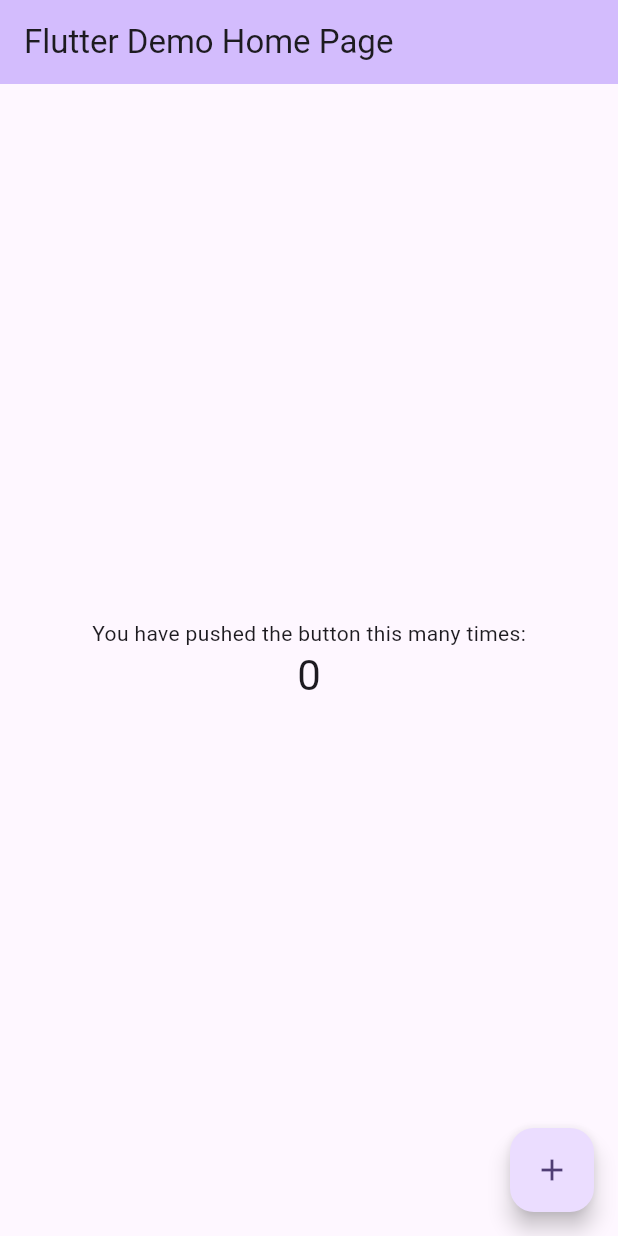
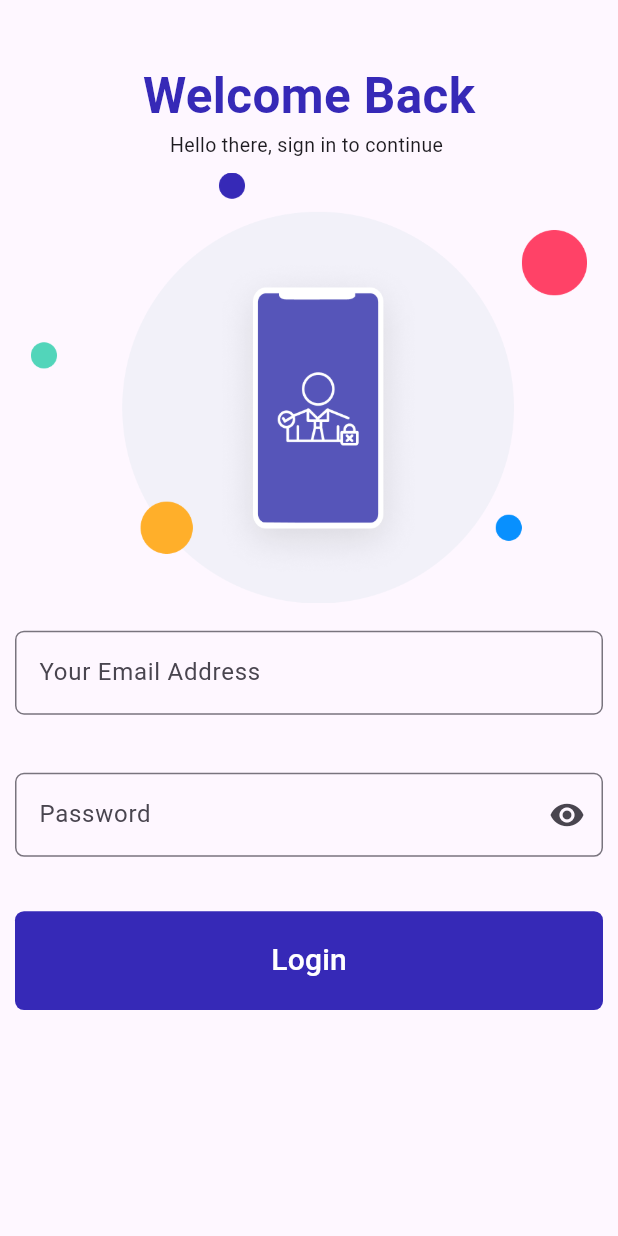
Before and after one commit to ShubhamAher-Leometric/guard_property_management, a Flutter app: the screen it shows after launch, on a phone screen of 412 x 824 dp. Run offline on Flutter 3.47's test engine with Material 3 defaults, Android fonts, the phone set to English and light mode, and no system bars; our stand-ins replace bloc, connectivity_plus, dio, equatable, flutter_bloc, get and 1 more.

Commit message:
login page done

```diff
--- /dev/null
+++ b/lib/api_bloc/login_bloc/login_apiblock_bloc.dart
@@ -0,0 +1,31 @@
+import 'dart:async';
+
+import 'package:bloc/bloc.dart';
+import 'package:equatable/equatable.dart';
+
+import '../../model/LoginModel.dart';
+import '../repository/LoginRepository.dart';
+
+
+
+part 'login_apiblock_event.dart';
+part 'login_apiblock_state.dart';
+
+class LoginApiblockBloc extends Bloc<LoginApiblockEvent, LoginApiblockState> {
+  LoginApiblockBloc() : super(LoginApiblockInitial()) {
+    final LoginApiRepository _apiRepository = LoginApiRepository();
+    on<LoginApiData>((event, emit) async {
+      try {
+        emit(LoginApiblockLoading());
+        final userData = await _apiRepository.sendLoginOtp(event.LoginData);
+        emit(LoginApiblockLoaded(userData));
+        if (userData.error != null) {
+          print(userData.error);
+          emit(LoginApiblockError(userData.error));
+        }
+      } on NetworkError {
+        emit(LoginApiblockError("Failed to fetch data. is your device online?"));
+      }
+    });
+  }
+}
--- /dev/null
+++ b/lib/api_bloc/login_bloc/login_apiblock_event.dart
@@ -0,0 +1,12 @@
+part of 'login_apiblock_bloc.dart';
+
+abstract class LoginApiblockEvent extends Equatable {
+  const LoginApiblockEvent();
+  @override
+  List<Object> get props => [];
+}
+
+class LoginApiData extends LoginApiblockEvent {
+  final String LoginData;
+  LoginApiData(this.LoginData);
+}
--- /dev/null
+++ b/lib/api_bloc/login_bloc/login_apiblock_state.dart
@@ -0,0 +1,31 @@
+part of 'login_apiblock_bloc.dart';
+
+abstract class LoginApiblockState extends Equatable {
+  const LoginApiblockState();
+}
+
+class LoginApiblockInitial extends LoginApiblockState {
+  @override
+  List<Object> get props => [];
+}
+
+class LoginApiblockLoading extends LoginApiblockState {
+  @override
+  List<Object> get props => [];
+}
+
+class LoginApiblockError extends LoginApiblockState {
+  late final String? message;
+  LoginApiblockError(this.message);
+
+  @override
+  List<Object> get props => [];
+}
+
+class LoginApiblockLoaded extends LoginApiblockState {
+  @override
+  List<Object> get props => [];
+
+  final LoginModel loginModel;
+  const LoginApiblockLoaded(this.loginModel);
+}
--- /dev/null
+++ b/lib/api_bloc/repository/LoginRepository.dart
@@ -0,0 +1,12 @@
+import '../../model/LoginModel.dart';
+import '../provider/LoginApiProvider.dart';
+
+class LoginApiRepository {
+  final _provider = LoginApiProvider();
+
+  Future<LoginModel> sendLoginOtp(String sendLoginOtpData) {
+    return _provider.LoginData(sendLoginOtpData);
+  }
+}
+
+class NetworkError extends Error {}
--- /dev/null
+++ b/lib/auth/login_screen.dart
@@ -0,0 +1,260 @@
+import 'dart:convert';
+import 'package:flutter/material.dart';
+import 'package:flutter_bloc/flutter_bloc.dart';
+import 'package:guard_property_management/screens/home_screen.dart';
+import 'package:shared_preferences/shared_preferences.dart';
+
+import '../api_bloc/login_bloc/login_apiblock_bloc.dart';
+
+class login_page extends StatefulWidget {
+  const login_page({Key? key});
+
+  @override
+  State<login_page> createState() => _login_pageState();
+}
+
+class _login_pageState extends State<login_page> {
+  TextEditingController emailController = TextEditingController();
+  TextEditingController passwordController = TextEditingController();
+  final LoginApiblockBloc _loginApiBloc = LoginApiblockBloc();
+  final Future<SharedPreferences> _prefs = SharedPreferences.getInstance();
+
+  bool _isPasswordHidden = true;
+
+  @override
+  Widget build(BuildContext context) {
+    Size screenSize = MediaQuery.of(context).size;
+    double screenWidth = screenSize.width;
+    double screenHeight = screenSize.height;
+    double titleFontSize = screenWidth * 0.08;
+    double buttonWidth = screenWidth * 0.8;
+
+    return Scaffold(
+      body: SingleChildScrollView(
+        child: Center(
+          child: Padding(
+            padding: const EdgeInsets.symmetric(horizontal: 10, vertical: 40),
+            child: Column(
+              mainAxisAlignment: MainAxisAlignment.center,
+              children: [
+                Text(
+                  'Welcome Back',
+                  style: TextStyle(
+                    fontSize: titleFontSize,
+                    fontWeight: FontWeight.bold,
+                    color: Color(0xFF3629B7),
+                  ),
+                ),
+                const Text(
+                  'Hello there, sign in to continue ',
+                  style: TextStyle(fontSize: 13),
+                ),
+                SizedBox(height: screenHeight * 0.011),
+                SizedBox(
+                  width: screenWidth * 0.9,
+                  child: Image.asset(
+                    'assets/login.png',
+                    fit: BoxFit.contain,
+                  ),
+                ),
+                SizedBox(height: screenHeight * 0.022),
+                Container(
+                  height: screenHeight * 0.1,
+                  child: TextField(
+                    controller: emailController,
+                    decoration: InputDecoration(
+                      hintText: 'Your Email Address',
+                      border: OutlineInputBorder(
+                        borderRadius: BorderRadius.circular(6.0),
+                      ),
+                    ),
+                  ),
+                ),
+                SizedBox(height: screenHeight * 0.015),
+                Container(
+                  height: screenHeight * 0.1,
+                  child: TextField(
+                    controller: passwordController,
+                    obscureText: _isPasswordHidden,
+                    decoration: InputDecoration(
+                      hintText: 'Password',
+                      border: OutlineInputBorder(
+                        borderRadius: BorderRadius.circular(6.0),
+                      ),
+                      suffixIcon: IconButton(
+                        icon: Icon(_isPasswordHidden
+                            ? Icons.visibility
+                            : Icons.visibility_off),
+                        onPressed: () {
+                          setState(() {
+                            _isPasswordHidden = !_isPasswordHidden;
+                          });
+                        },
+                      ),
+                    ),
+                  ),
+                ),
+                SizedBox(height: screenHeight * 0.012),
+                // Row(
+                //   mainAxisAlignment: MainAxisAlignment.end,
+                //   children: [
+                //     Padding(
+                //       padding: const EdgeInsets.only(right: 3),
+                //       child: TextButton(
+                //         onPressed: () {
+                //           Navigator.push(
+                //             context,
+                //             MaterialPageRoute(
+                //               builder: (context) => ResetPassword(),
+                //             ),
+                //           );
+                //         },
+                //         child: const Text(
+                //           'Forgot Password?',
+                //           style: TextStyle(fontSize: 16, color: Colors.grey),
+                //         ),
+                //       ),
+                //     ),
+                //   ],
+                // ),
+                BlocProvider(
+                  create: (context) => _loginApiBloc,
+                  child: BlocListener<LoginApiblockBloc, LoginApiblockState>(
+                    listener: (context, state) {
+                      if (state is LoginApiblockLoaded) {
+                        if (state.loginModel.data != null) {
+                          SetLogin(state.loginModel.apiAccessToken!);
+                          SetUserId(state.loginModel.data!.id.toString());
+                          SetUserOwner(state.loginModel.data!.inRelation.toString());
+                          Navigator.pushAndRemoveUntil(
+                            context,
+                            MaterialPageRoute(
+                              builder: (context) => HomeScreen(),
+                            ),
+                                (Route<dynamic> route) => false,
+                          );
+                          ScaffoldMessenger.of(context).showSnackBar(
+                            SnackBar(
+                              content: Text(state.loginModel.message!),
+                              backgroundColor: Colors.green,
+                            ),
+                          );
+                        }
+                      } else if (state is LoginApiblockError) {
+                        ScaffoldMessenger.of(context).showSnackBar(
+                          SnackBar(
+                            content: Text(state.message!),
+                            backgroundColor: Colors.red,
+                          ),
+                        );
+                      }
+                    },
+                    child: BlocBuilder<LoginApiblockBloc, LoginApiblockState>(
+                      builder: (context, state) {
+                        if (state is LoginApiblockLoading) {
+                          return ElevatedButton(
+                            onPressed: () {},
+                            style: ButtonStyle(
+                              backgroundColor:
+                              MaterialStateProperty.all(Color(0xFF3629B7)),
+                              elevation: MaterialStateProperty.all(0),
+                              shape: MaterialStateProperty.all(
+                                RoundedRectangleBorder(
+                                  borderRadius: BorderRadius.circular(6),
+                                ),
+                              ),
+                              minimumSize: MaterialStateProperty.all(
+                                  Size(buttonWidth * 2.3, screenHeight * 0.08)),
+                              foregroundColor:
+                              MaterialStateProperty.all(Colors.white),
+                            ),
+                            child: CircularProgressIndicator(
+                              valueColor:
+                              AlwaysStoppedAnimation<Color>(Colors.white),
+                            ),
+                          );
+                        } else {
+                          return ElevatedButton(
+                            onPressed: () {
+                              var sendLoginData = {
+                                "email": emailController.text,
+                                "password": passwordController.text
+                              };
+                              var loginData = jsonEncode(sendLoginData);
+                              _loginApiBloc.add(LoginApiData(loginData));
+                            },
+                            style: ButtonStyle(
+                              backgroundColor:
+                              MaterialStateProperty.all(Color(0xFF3629B7)),
+                              elevation: MaterialStateProperty.all(0),
+                              shape: MaterialStateProperty.all(
+                                RoundedRectangleBorder(
+                                  borderRadius: BorderRadius.circular(6),
+                                ),
+                              ),
+                              minimumSize: MaterialStateProperty.all(
+                                  Size(buttonWidth * 2.3, screenHeight * 0.08)),
+                              foregroundColor:
+                              MaterialStateProperty.all(Colors.white),
+                            ),
+                            child: Text(
+                              'Login',
+                              style: TextStyle(fontSize: 20),
+                            ),
+                          );
+                        }
+                      },
+                    ),
+                  ),
+                ),
+                SizedBox(height: screenHeight * 0.015),
+                // Row(
+                //   mainAxisAlignment: MainAxisAlignment.center,
+                //   children: [
+                //     Text("Not an account yet?"),
+                //     TextButton(
+                //       onPressed: () {
+                //         Navigator.push(
+                //           context,
+                //           MaterialPageRoute(
+                //             builder: (context) => registration_page(),
+                //           ),
+                //         );                      },
+                //       child: Text(
+                //         'Register now',
+                //         style: TextStyle(color: Color(0xFF3629B7)),
+                //       ),
+                //     ),
+                //   ],
+                // ),
+              ],
+            ),
+          ),
+        ),
+      ),
+    );
+  }
+
+  Future<void> SetLogin(String token) async {
+    final SharedPreferences prefs = await _prefs;
+    setState(() {
+      prefs.setBool("IS_LOGIN", true);
+      prefs.setString('TOKEN', token);
+      print('User Auth Token :' + token);
+    });
+  }
+  Future<void> SetUserId(String user_id) async {
+    final SharedPreferences prefs = await _prefs;
+    setState(() {
+      prefs.setString('Login_user_id', user_id);
+      print('Login_user_id :' + user_id);
+    });
+  }
+  Future<void> SetUserOwner(String user) async {
+    final SharedPreferences prefs = await _prefs;
+    setState(() {
+      prefs.setString('Login_User/Owner', user);
+      print('Login_User/Owner :' + user);
+    });
+  }
+}
--- a/lib/main.dart
+++ b/lib/main.dart
@@ -1,125 +1,21 @@
+
 import 'package:flutter/material.dart';
+import 'package:get/get.dart';
+import 'package:guard_property_management/splash_screen.dart';
 
 void main() {
-  runApp(const MyApp());
+  runApp(MyApp());
 }
-
 class MyApp extends StatelessWidget {
-  const MyApp({super.key});
-
-  // This widget is the root of your application.
   @override
   Widget build(BuildContext context) {
-    return MaterialApp(
-      title: 'Flutter Demo',
+    return GetMaterialApp(
+      title: 'Your App Title',
+      debugShowCheckedModeBanner: false,
       theme: ThemeData(
-        // This is the theme of your application.
-        //
-        // TRY THIS: Try running your application with "flutter run". You'll see
-        // the application has a purple toolbar. Then, without quitting the app,
-        // try changing the seedColor in the colorScheme below to Colors.green
-        // and then invoke "hot reload" (save your changes or press the "hot
-        // reload" button in a Flutter-supported IDE, or press "r" if you used
-        // the command line to start the app).
-        //
-        // Notice that the counter didn't reset back to zero; the application
-        // state is not lost during the reload. To reset the state, use hot
-        // restart instead.
-        //
-        // This works for code too, not just values: Most code changes can be
-        // tested with just a hot reload.
-        colorScheme: ColorScheme.fromSeed(seedColor: Colors.deepPurple),
-        useMaterial3: true,
+        primarySwatch: Colors.blue,
       ),
-      home: const MyHomePage(title: 'Flutter Demo Home Page'),
+      home: SplashScreen(),
     );
   }
 }
-
-class MyHomePage extends StatefulWidget {
-  const MyHomePage({super.key, required this.title});
-
-  // This widget is the home page of your application. It is stateful, meaning
-  // that it has a State object (defined below) that contains fields that affect
-  // how it looks.
-
-  // This class is the configuration for the state. It holds the values (in this
-  // case the title) provided by the parent (in this case the App widget) and
-  // used by the build method of the State. Fields in a Widget subclass are
-  // always marked "final".
-
-  final String title;
-
-  @override
-  State<MyHomePage> createState() => _MyHomePageState();
-}
-
-class _MyHomePageState extends State<MyHomePage> {
-  int _counter = 0;
-
-  void _incrementCounter() {
-    setState(() {
-      // This call to setState tells the Flutter framework that something has
-      // changed in this State, which causes it to rerun the build method below
-      // so that the display can reflect the updated values. If we changed
-      // _counter without calling setState(), then the build method would not be
-      // called again, and so nothing would appear to happen.
-      _counter++;
-    });
-  }
-
-  @override
-  Widget build(BuildContext context) {
-    // This method is rerun every time setState is called, for instance as done
-    // by the _incrementCounter method above.
-    //
-    // The Flutter framework has been optimized to make rerunning build methods
-    // fast, so that you can just rebuild anything that needs updating rather
-    // than having to individually change instances of widgets.
-    return Scaffold(
-      appBar: AppBar(
-        // TRY THIS: Try changing the color here to a specific color (to
-        // Colors.amber, perhaps?) and trigger a hot reload to see the AppBar
-        // change color while the other colors stay the same.
-        backgroundColor: Theme.of(context).colorScheme.inversePrimary,
-        // Here we take the value from the MyHomePage object that was created by
-        // the App.build method, and use it to set our appbar title.
-        title: Text(widget.title),
-      ),
-      body: Center(
-        // Center is a layout widget. It takes a single child and positions it
-        // in the middle of the parent.
-        child: Column(
-          // Column is also a layout widget. It takes a list of children and
-          // arranges them vertically. By default, it sizes itself to fit its
-          // children horizontally, and tries to be as tall as its parent.
-          //
-          // Column has various properties to control how it sizes itself and
-          // how it positions its children. Here we use mainAxisAlignment to
-          // center the children vertically; the main axis here is the vertical
-          // axis because Columns are vertical (the cross axis would be
-          // horizontal).
-          //
-          // TRY THIS: Invoke "debug painting" (choose the "Toggle Debug Paint"
-          // action in the IDE, or press "p" in the console), to see the
-          // wireframe for each widget.
-          mainAxisAlignment: MainAxisAlignment.center,
-          children: <Widget>[
-            const Text(
-              'You have pushed the button this many times:',
-            ),
-            Text(
-              '$_counter',
-              style: Theme.of(context).textTheme.headlineMedium,
-            ),
-          ],
-        ),
-      ),
-      floatingActionButton: FloatingActionButton(
-        onPressed: _incrementCounter,
-        tooltip: 'Increment',
-        child: const Icon(Icons.add),
-      ), // This trailing comma makes auto-formatting nicer for build methods.
-    );
-  }
-}
--- /dev/null
+++ b/lib/model/LoginModel.dart
@@ -0,0 +1,67 @@
+class LoginModel {
+  String? status;
+  Data? data;
+  String? message;
+  String? tokenType;
+  String? apiAccessToken;
+  String? error;
+
+  LoginModel.withError(String errorMessage) {
+    error = errorMessage;
+  }
+
+  LoginModel(
+      {this.status,
+        this.data,
+        this.message,
+        this.tokenType,
+        this.apiAccessToken});
+
+  LoginModel.fromJson(Map<String, dynamic> json) {
+    status = json['status'];
+    data = json['data'] != null ? new Data.fromJson(json['data']) : null;
+    message = json['message'];
+    tokenType = json['token_type'];
+    apiAccessToken = json['api_access_token'];
+  }
+
+  Map<String, dynamic> toJson() {
+    final Map<String, dynamic> data = new Map<String, dynamic>();
+    data['status'] = this.status;
+    if (this.data != null) {
+      data['data'] = this.data!.toJson();
+    }
+    data['message'] = this.message;
+    data['token_type'] = this.tokenType;
+    data['api_access_token'] = this.apiAccessToken;
+    return data;
+  }
+}
+
+class Data {
+  int? id;
+  String? name;
+  String? email;
+  String? mobileNumber;
+  bool? inRelation;
+
+  Data({this.id, this.name, this.email, this.mobileNumber, this.inRelation});
+
+  Data.fromJson(Map<String, dynamic> json) {
+    id = json['id'];
+    name = json['name'];
+    email = json['email'];
+    mobileNumber = json['mobile_number'];
+    inRelation = json['in-relation'];
+  }
+
+  Map<String, dynamic> toJson() {
+    final Map<String, dynamic> data = new Map<String, dynamic>();
+    data['id'] = this.id;
+    data['name'] = this.name;
+    data['email'] = this.email;
+    data['mobile_number'] = this.mobileNumber;
+    data['in-relation'] = this.inRelation;
+    return data;
+  }
+}
```
Also changed, not shown: lib/api_bloc/network_checker.dart (added, +29 -0 lines), lib/api_bloc/provider/LoginApiProvider.dart (added, +39 -0 lines), lib/constant.dart (added, +8 -0 lines), lib/screens/home_screen.dart (added, +16 -0 lines), lib/splash_screen.dart (added, +75 -0 lines), pubspec.yaml (+31 -3 lines), assets/images/splashscreen.jpeg (added), assets/login.png (added), pubspec.lock, 5 other files.
